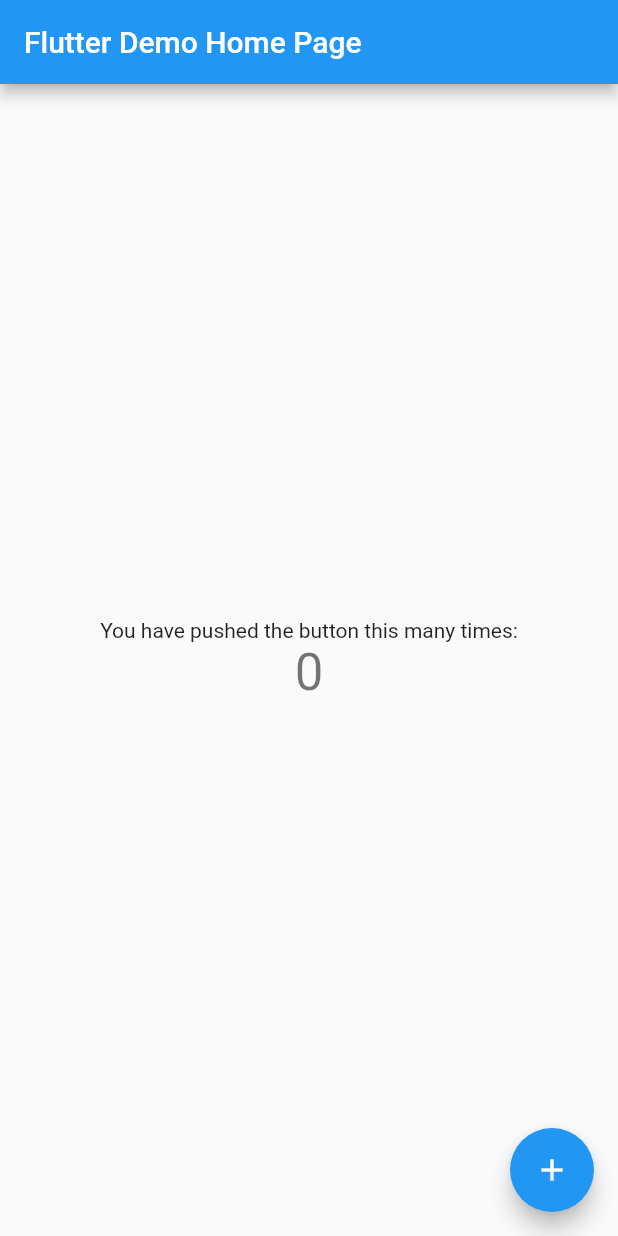
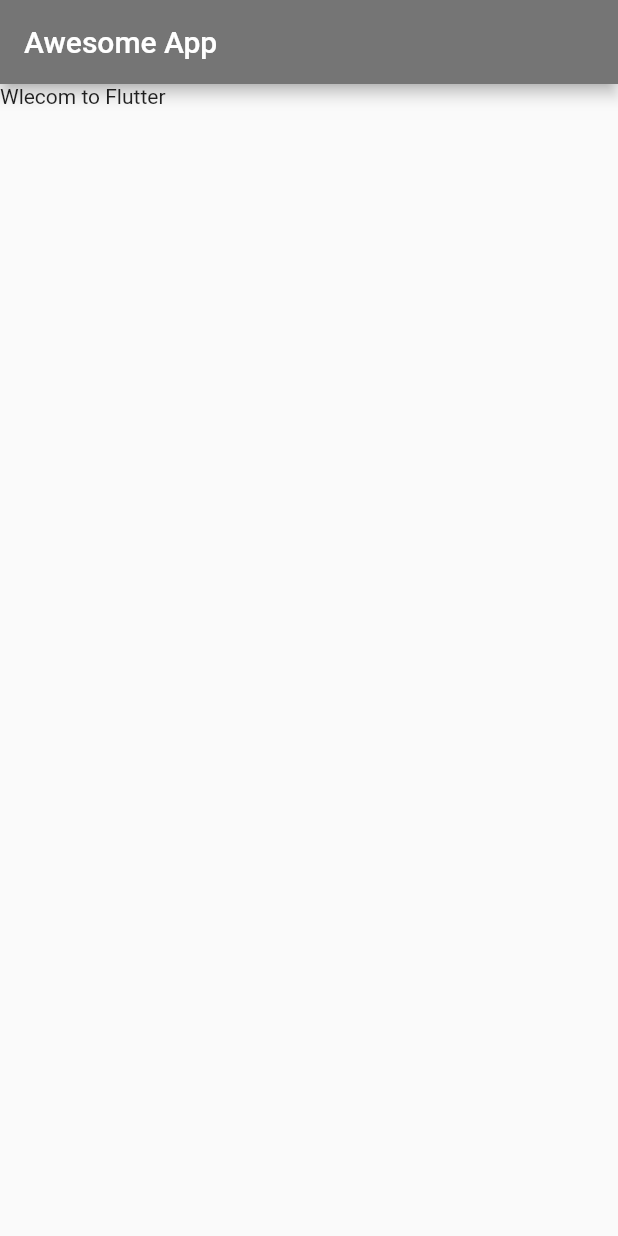
Before and after one commit to AdityaPedagada/flutter_app, a Flutter app: the screen it shows after launch, on a phone screen of 412 x 824 dp. Run offline on Flutter 3.47's test engine with Material 2 defaults, Android fonts, the phone set to English and light mode, and no system bars.

Commit message:
Ch 1 Completd

```diff
--- a/lib/main.dart
+++ b/lib/main.dart
@@ -1,113 +1,24 @@
 import 'package:flutter/material.dart';
 
 void main() {
-  runApp(MyApp());
+  runApp(MaterialApp(
+    home: HomePage(),
+    theme: ThemeData(primaryColor: Colors.grey.shade600),
+  ));
 }
 
-class MyApp extends StatelessWidget {
-  // This widget is the root of your application.
+class HomePage extends StatelessWidget {
+  const HomePage({Key? key}) : super(key: key);
+
   @override
   Widget build(BuildContext context) {
-    return MaterialApp(
-      title: 'Flutter Demo',
-      theme: ThemeData(
-        // This is the theme of your application.
-        //
-        // Try running your application with "flutter run". You'll see the
-        // application has a blue toolbar. Then, without quitting the app, try
-        // changing the primarySwatch below to Colors.green and then invoke
-        // "hot reload" (press "r" in the console where you ran "flutter run",
-        // or simply save your changes to "hot reload" in a Flutter IDE).
-        // Notice that the counter didn't reset back to zero; the application
-        // is not restarted.
-        primarySwatch: Colors.blue,
+    return Scaffold(
+      appBar: AppBar(
+        title: Text("Awesome App"),
       ),
-      home: MyHomePage(title: 'Flutter Demo Home Page'),
+      body: Container(
+        child: Text("Wlecom to Flutter"),
+      ),
     );
   }
 }
-
-class MyHomePage extends StatefulWidget {
-  MyHomePage({Key? key, required this.title}) : super(key: key);
-
-  // This widget is the home page of your application. It is stateful, meaning
-  // that it has a State object (defined below) that contains fields that affect
-  // how it looks.
-
-  // This class is the configuration for the state. It holds the values (in this
-  // case the title) provided by the parent (in this case the App widget) and
-  // used by the build method of the State. Fields in a Widget subclass are
-  // always marked "final".
-
-  final String title;
-
-  @override
-  _MyHomePageState createState() => _MyHomePageState();
-}
-
-class _MyHomePageState extends State<MyHomePage> {
-  int _counter = 0;
-
-  void _incrementCounter() {
-    setState(() {
-      // This call to setState tells the Flutter framework that something has
-      // changed in this State, which causes it to rerun the build method below
-      // so that the display can reflect the updated values. If we changed
-      // _counter without calling setState(), then the build method would not be
-      // called again, and so nothing would appear to happen.
-      _counter++;
-    });
-  }
-
-  @override
-  Widget build(BuildContext context) {
-    // This method is rerun every time setState is called, for instance as done
-    // by the _incrementCounter method above.
-    //
-    // The Flutter framework has been optimized to make rerunning build methods
-    // fast, so that you can just rebuild anything that needs updating rather
-    // than having to individually change instances of widgets.
-    return Scaffold(
-      appBar: AppBar(
-        // Here we take the value from the MyHomePage object that was created by
-        // the App.build method, and use it to set our appbar title.
-        title: Text(widget.title),
-      ),
-      body: Center(
-        // Center is a layout widget. It takes a single child and positions it
-        // in the middle of the parent.
-        child: Column(
-          // Column is also a layout widget. It takes a list of children and
-          // arranges them vertically. By default, it sizes itself to fit its
-          // children horizontally, and tries to be as tall as its parent.
-          //
-          // Invoke "debug painting" (press "p" in the console, choose the
-          // "Toggle Debug Paint" action from the Flutter Inspector in Android
-          // Studio, or the "Toggle Debug Paint" command in Visual Studio Code)
-          // to see the wireframe for each widget.
-          //
-          // Column has various properties to control how it sizes itself and
-          // how it positions its children. Here we use mainAxisAlignment to
-          // center the children vertically; the main axis here is the vertical
-          // axis because Columns are vertical (the cross axis would be
-          // horizontal).
-          mainAxisAlignment: MainAxisAlignment.center,
-          children: <Widget>[
-            Text(
-              'You have pushed the button this many times:',
-            ),
-            Text(
-              '$_counter',
-              style: Theme.of(context).textTheme.headline4,
-            ),
-          ],
-        ),
-      ),
-      floatingActionButton: FloatingActionButton(
-        onPressed: _incrementCounter,
-        tooltip: 'Increment',
-        child: Icon(Icons.add),
-      ), // This trailing comma makes auto-formatting nicer for build methods.
-    );
-  }
-}
```
